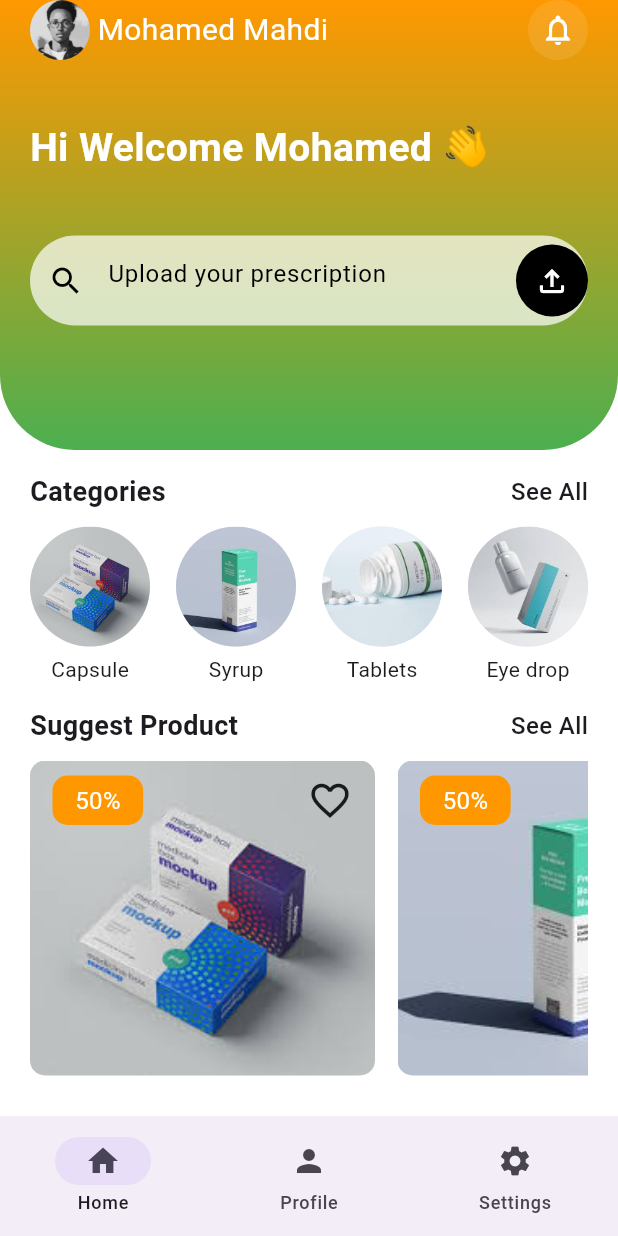
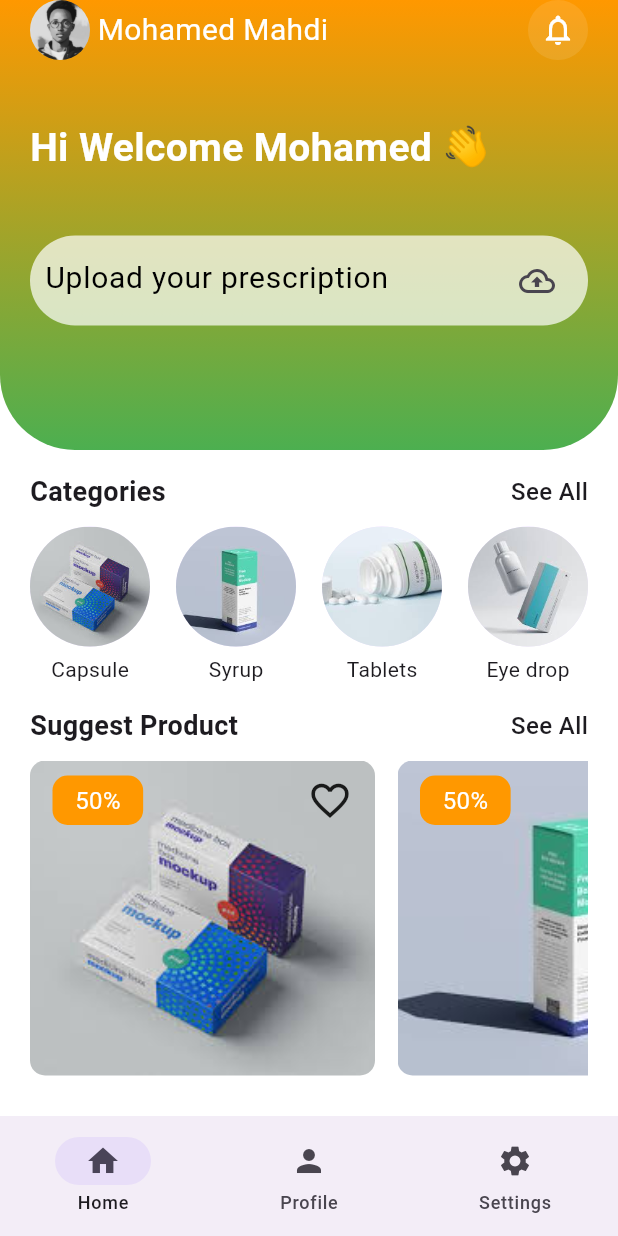
Before and after one commit to Maxamed459/medicine-shop-app-ui, a Flutter app: the screen it shows after launch, on a phone screen of 412 x 824 dp. Run offline on Flutter 3.47's test engine with Material 3 defaults, Android fonts, the phone set to English and light mode, and no system bars.

Commit message:
updated the home page ui

```diff
--- a/lib/views/pages/home_page.dart
+++ b/lib/views/pages/home_page.dart
@@ -77,26 +77,17 @@ class HomePage extends StatelessWidget {
                           color: Colors.white70,
                           borderRadius: BorderRadius.circular(50),
                         ),
-                        child: Center(
+                        child: Padding(
+                          padding: const EdgeInsets.all(10.0),
                           child: TextField(
                             decoration: InputDecoration(
                               border: InputBorder.none,
                               hintText: "Upload your prescription",
-                              hintStyle: TextStyle(color: Colors.black),
-                              prefixIcon: Icon(
-                                Icons.search,
+                              hintStyle: TextStyle(
                                 color: Colors.black,
+                                fontSize: 20,
                               ),
-                              suffixIcon: Container(
-                                decoration: BoxDecoration(
-                                  color: Colors.black,
-                                  shape: BoxShape.circle,
-                                ),
-                                child: Icon(
-                                  Icons.file_upload_outlined,
-                                  color: Colors.white,
-                                ),
-                              ),
+                              suffixIcon: Icon(Icons.cloud_upload_outlined),
                             ),
                           ),
                         ),
@@ -112,7 +103,6 @@ class HomePage extends StatelessWidget {
                 left: 20.0,
                 right: 20.0,
               ),
-              child: Container(
               child: Column(
                 spacing: 10,
                 children: [
@@ -160,7 +150,6 @@ class HomePage extends StatelessWidget {
                 ],
               ),
             ),
-            ),
             Padding(
               padding: const EdgeInsets.only(
                 top: 15.0,
```
Lines whose indentation alone changed are shown as unchanged.
